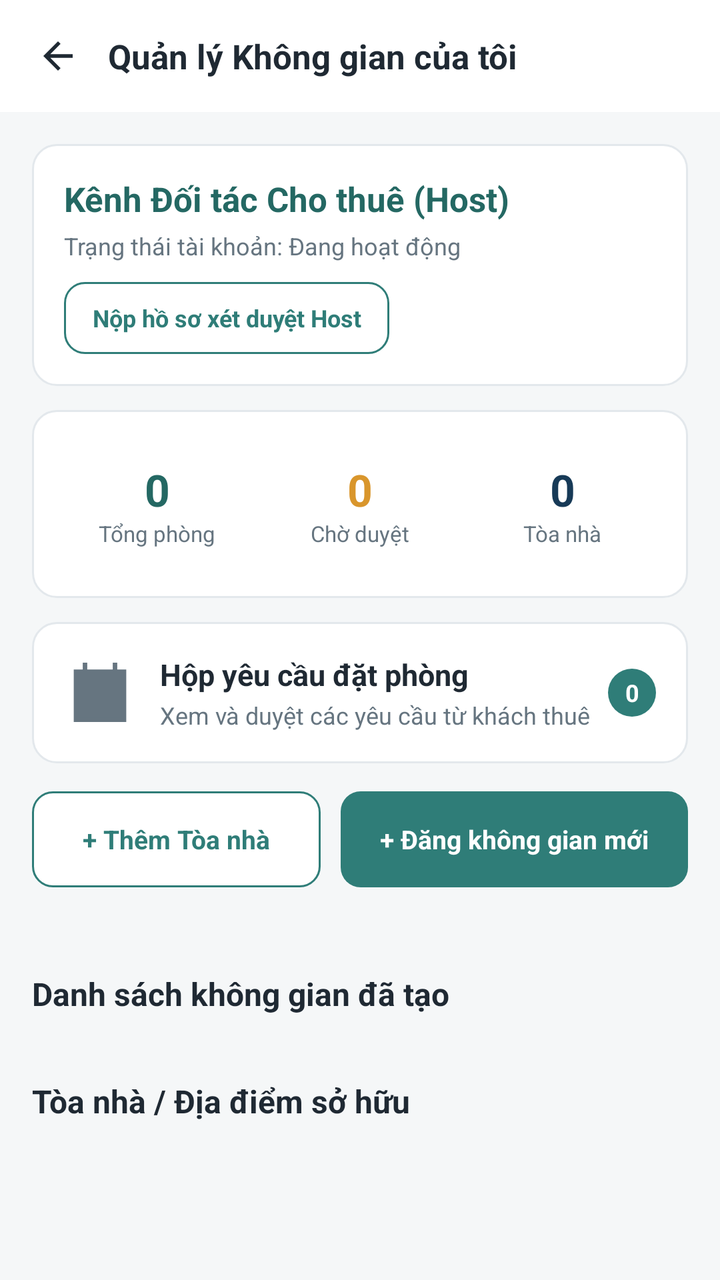
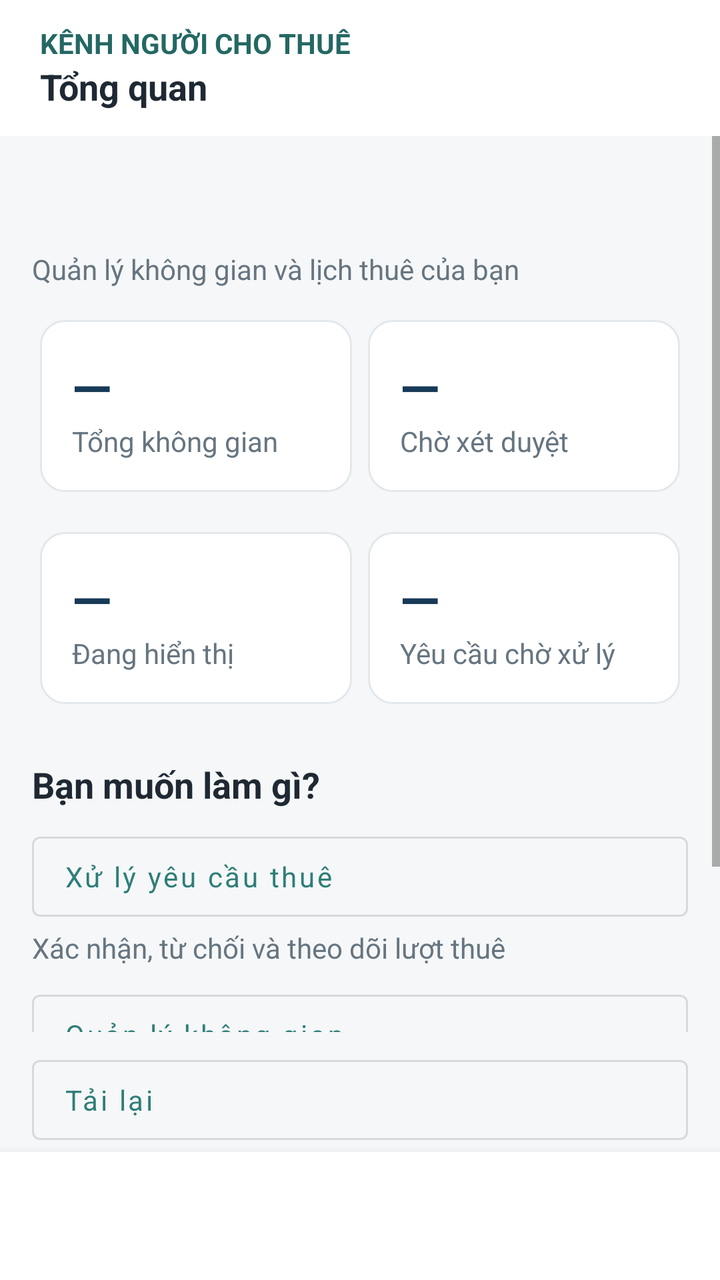

The first picture is an Android layout as it rendered before a commit; the second is the same layout after the commit. The layout source and the unified diff follow.
<!-- AndroidManifest.xml: application theme Theme.BroomSharing -->
<!-- res/layout/activity_host_dashboard.xml -->
<?xml version="1.0" encoding="utf-8"?>
<androidx.constraintlayout.widget.ConstraintLayout xmlns:android="http://schemas.android.com/apk/res/android" xmlns:app="http://schemas.android.com/apk/res-auto" android:layout_width="match_parent" android:layout_height="match_parent" android:background="@color/screen_bg">
  <LinearLayout android:id="@+id/topBar" android:layout_width="0dp" android:layout_height="56dp" android:background="@color/white" android:gravity="center_vertical" android:orientation="horizontal" android:paddingStart="12dp" android:paddingEnd="12dp" app:layout_constraintEnd_toEndOf="parent" app:layout_constraintStart_toStartOf="parent" app:layout_constraintTop_toTopOf="parent">
    <ImageView android:id="@+id/btnBack" android:layout_width="34dp" android:layout_height="34dp" android:padding="6dp" android:src="@drawable/ic_arrow_back" android:contentDescription="Quay lại" />
    <TextView android:layout_width="0dp" android:layout_height="wrap_content" android:layout_marginStart="8dp" android:layout_weight="1" android:text="Quản lý Không gian của tôi" android:textColor="@color/text_primary" android:textSize="17sp" android:textStyle="bold" />
  </LinearLayout>
  <ScrollView android:layout_width="0dp" android:layout_height="0dp" android:fillViewport="true" app:layout_constraintBottom_toBottomOf="parent" app:layout_constraintEnd_toEndOf="parent" app:layout_constraintStart_toStartOf="parent" app:layout_constraintTop_toBottomOf="@id/topBar">
    <LinearLayout android:layout_width="match_parent" android:layout_height="wrap_content" android:orientation="vertical" android:padding="16dp">
      <LinearLayout android:layout_width="match_parent" android:layout_height="wrap_content" android:background="@drawable/bg_card" android:orientation="vertical" android:padding="16dp">
        <TextView android:layout_width="wrap_content" android:layout_height="wrap_content" android:text="Kênh Đối tác Cho thuê (Host)" android:textColor="@color/teal_dark" android:textSize="17sp" android:textStyle="bold" />
        <TextView android:id="@+id/tvHostRoleStatus" android:layout_width="wrap_content" android:layout_height="wrap_content" android:layout_marginTop="4dp" android:text="Trạng thái tài khoản: Đang hoạt động" android:textColor="@color/text_secondary" android:textSize="12sp" />
        <TextView android:id="@+id/btnGoApply" android:layout_width="wrap_content" android:layout_height="36dp" android:layout_marginTop="10dp" android:background="@drawable/bg_button_outline" android:gravity="center" android:paddingStart="14dp" android:paddingEnd="14dp" android:text="Nộp hồ sơ xét duyệt Host" android:textColor="@color/teal" android:textSize="12sp" android:textStyle="bold" />
      </LinearLayout>
      <LinearLayout android:layout_width="match_parent" android:layout_height="wrap_content" android:layout_marginTop="12dp" android:background="@drawable/bg_card" android:orientation="horizontal" android:padding="12dp">
        <LinearLayout android:layout_width="0dp" android:layout_height="70dp" android:layout_weight="1" android:gravity="center" android:orientation="vertical">
          <TextView android:id="@+id/tvCountRooms" android:layout_width="wrap_content" android:layout_height="wrap_content" android:text="0" android:textColor="@color/teal_dark" android:textSize="22sp" android:textStyle="bold" />
          <TextView android:layout_width="wrap_content" android:layout_height="wrap_content" android:text="Tổng phòng" android:textColor="@color/text_secondary" android:textSize="11sp" />
        </LinearLayout>
        <LinearLayout android:layout_width="0dp" android:layout_height="70dp" android:layout_weight="1" android:gravity="center" android:orientation="vertical">
          <TextView android:id="@+id/tvCountPending" android:layout_width="wrap_content" android:layout_height="wrap_content" android:text="0" android:textColor="@color/warning" android:textSize="22sp" android:textStyle="bold" />
          <TextView android:layout_width="wrap_content" android:layout_height="wrap_content" android:text="Chờ duyệt" android:textColor="@color/text_secondary" android:textSize="11sp" />
        </LinearLayout>
        <LinearLayout android:layout_width="0dp" android:layout_height="70dp" android:layout_weight="1" android:gravity="center" android:orientation="vertical">
          <TextView android:id="@+id/tvCountBuildings" android:layout_width="wrap_content" android:layout_height="wrap_content" android:text="0" android:textColor="@color/navy" android:textSize="22sp" android:textStyle="bold" />
          <TextView android:layout_width="wrap_content" android:layout_height="wrap_content" android:text="Tòa nhà" android:textColor="@color/text_secondary" android:textSize="11sp" />
        </LinearLayout>
      </LinearLayout>

      
      <LinearLayout android:id="@+id/cardBookingRequests" android:layout_width="match_parent" android:layout_height="wrap_content" android:layout_marginTop="12dp" android:background="@drawable/bg_card" android:orientation="horizontal" android:gravity="center_vertical" android:padding="16dp">
        <ImageView android:layout_width="36dp" android:layout_height="36dp" android:src="@drawable/ic_booking" />
        <LinearLayout android:layout_width="0dp" android:layout_height="wrap_content" android:layout_marginStart="12dp" android:layout_weight="1" android:orientation="vertical">
          <TextView android:layout_width="wrap_content" android:layout_height="wrap_content" android:text="Hộp yêu cầu đặt phòng" android:textColor="@color/text_primary" android:textSize="15sp" android:textStyle="bold" />
          <TextView android:id="@+id/tvBookingRequestsSubtitle" android:layout_width="wrap_content" android:layout_height="wrap_content" android:layout_marginTop="2dp" android:text="Xem và duyệt các yêu cầu từ khách thuê" android:textColor="@color/text_secondary" android:textSize="12sp" />
        </LinearLayout>
        <TextView android:id="@+id/tvBadgeBookingCount" android:layout_width="wrap_content" android:layout_height="24dp" android:minWidth="24dp" android:gravity="center" android:background="@drawable/bg_chip_selected" android:textColor="@color/white" android:textSize="12sp" android:textStyle="bold" android:text="0" android:paddingStart="8dp" android:paddingEnd="8dp" />
      </LinearLayout>

      <LinearLayout android:layout_width="match_parent" android:layout_height="wrap_content" android:layout_marginTop="14dp" android:orientation="horizontal">
        <TextView android:id="@+id/btnAddBuilding" android:layout_width="0dp" android:layout_height="48dp" android:layout_weight="1" android:background="@drawable/bg_button_outline" android:clickable="true" android:focusable="true" android:gravity="center" android:text="+ Thêm Tòa nhà" android:textColor="@color/teal" android:textSize="13sp" android:textStyle="bold" />
        <TextView android:id="@+id/btnAddRoom" android:layout_width="0dp" android:layout_height="48dp" android:layout_marginStart="10dp" android:layout_weight="1.2" android:background="@drawable/bg_button_primary" android:clickable="true" android:focusable="true" android:gravity="center" android:text="+ Đăng không gian mới" android:textColor="@color/white" android:textSize="13sp" android:textStyle="bold" />
      </LinearLayout>
      <TextView android:id="@+id/tvExtraStats" android:layout_width="match_parent" android:layout_height="wrap_content" android:layout_marginTop="6dp" android:textColor="@color/text_secondary" android:textSize="11sp" android:visibility="gone" />
      <TextView android:id="@+id/tvFeedback" android:layout_width="match_parent" android:layout_height="wrap_content" android:layout_marginTop="4dp" android:textColor="@color/danger" android:textSize="12sp" android:accessibilityLiveRegion="polite" />
      <Button android:id="@+id/btnRefresh" android:layout_width="wrap_content" android:layout_height="wrap_content" android:visibility="gone" />
      <TextView android:layout_width="wrap_content" android:layout_height="wrap_content" android:layout_marginTop="22dp" android:text="Danh sách không gian đã tạo" android:textColor="@color/text_primary" android:textSize="16sp" android:textStyle="bold" />
      <androidx.recyclerview.widget.RecyclerView android:id="@+id/rvRooms" android:layout_width="match_parent" android:layout_height="wrap_content" android:layout_marginTop="10dp" android:nestedScrollingEnabled="false" />
      <TextView android:id="@+id/tvEmptyRooms" android:layout_width="match_parent" android:layout_height="wrap_content" android:layout_marginTop="16dp" android:gravity="center" android:text="Chưa có không gian nào. Hãy bấm '+ Đăng không gian mới'!" android:textColor="@color/text_secondary" android:textSize="13sp" android:visibility="gone" />
      <TextView android:layout_width="wrap_content" android:layout_height="wrap_content" android:layout_marginTop="22dp" android:text="Tòa nhà / Địa điểm sở hữu" android:textColor="@color/text_primary" android:textSize="16sp" android:textStyle="bold" />
      <androidx.recyclerview.widget.RecyclerView android:id="@+id/rvBuildings" android:layout_width="match_parent" android:layout_height="wrap_content" android:layout_marginTop="10dp" android:nestedScrollingEnabled="false" />
      <TextView android:id="@+id/tvEmptyBuildings" android:layout_width="match_parent" android:layout_height="wrap_content" android:layout_marginTop="16dp" android:gravity="center" android:text="Chưa có tòa nhà nào. Hãy bấm 'Thêm Tòa nhà'!" android:textColor="@color/text_secondary" android:textSize="13sp" android:visibility="gone" />
    </LinearLayout>
  </ScrollView>
</androidx.constraintlayout.widget.ConstraintLayout>
<!-- resources referenced by this layout -->
<resources>
  <color name="danger">#C94B4B</color>
  <color name="navy">#173A57</color>
  <color name="screen_bg">#F5F7F8</color>
  <color name="teal">#2F7D78</color>
  <color name="teal_dark">#246863</color>
  <color name="text_primary">#1F2933</color>
  <color name="text_secondary">#667580</color>
  <color name="warning">#D9962C</color>
  <color name="white">#FFFFFF</color>
  <!-- drawable bg_button_outline (drawable) -->
  <shape xmlns:android="http://schemas.android.com/apk/res/android" android:shape="rectangle">
      <solid android:color="@color/white" />
      <corners android:radius="10dp" />
      <stroke android:width="1dp" android:color="@color/teal" />
  </shape>
  <!-- drawable bg_button_primary (drawable) -->
  <shape xmlns:android="http://schemas.android.com/apk/res/android" android:shape="rectangle">
      <solid android:color="@color/teal" />
      <corners android:radius="10dp" />
  </shape>
  <!-- drawable bg_card (drawable) -->
  <shape xmlns:android="http://schemas.android.com/apk/res/android" android:shape="rectangle">
      <solid android:color="@color/white" />
      <corners android:radius="12dp" />
      <stroke android:width="1dp" android:color="@color/border" />
  </shape>
  <!-- drawable bg_chip_selected (drawable) -->
  <shape xmlns:android="http://schemas.android.com/apk/res/android" android:shape="rectangle">
      <solid android:color="@color/teal" />
      <corners android:radius="50dp" />
  </shape>
  <!-- drawable ic_arrow_back (drawable) -->
  <vector xmlns:android="http://schemas.android.com/apk/res/android" android:width="24dp" android:height="24dp" android:viewportWidth="24" android:viewportHeight="24">
      <path android:fillColor="#1F2933" android:pathData="M20,11H7.8l5.6,-5.6L12,4l-8,8 8,8 1.4,-1.4L7.8,13H20z"/>
  </vector>
  <!-- drawable ic_booking (drawable) -->
  <vector xmlns:android="http://schemas.android.com/apk/res/android" android:width="24dp" android:height="24dp" android:viewportWidth="24" android:viewportHeight="24">
      <path android:fillColor="#667580" android:pathData="M4,5h16v16H4zM7,2v6M17,2v6M4,10h16" android:strokeColor="#667580" android:strokeWidth="1.5"/>
  </vector>
  <color name="border">#E3E8EC</color>
  <!-- unchanged entries left out for length: 1 -->
</resources>

<!-- the commit's change to res/layout/activity_host_dashboard.xml (unified diff, before → after) -->
@@ -1,54 +1,59 @@
 <?xml version="1.0" encoding="utf-8"?>
-<androidx.constraintlayout.widget.ConstraintLayout xmlns:android="http://schemas.android.com/apk/res/android" xmlns:app="http://schemas.android.com/apk/res-auto" android:layout_width="match_parent" android:layout_height="match_parent" android:background="@color/screen_bg">
-  <LinearLayout android:id="@+id/topBar" android:layout_width="0dp" android:layout_height="56dp" android:background="@color/white" android:gravity="center_vertical" android:orientation="horizontal" android:paddingStart="12dp" android:paddingEnd="12dp" app:layout_constraintEnd_toEndOf="parent" app:layout_constraintStart_toStartOf="parent" app:layout_constraintTop_toTopOf="parent">
-    <ImageView android:id="@+id/btnBack" android:layout_width="34dp" android:layout_height="34dp" android:padding="6dp" android:src="@drawable/ic_arrow_back" android:contentDescription="Quay lại" />
-    <TextView android:layout_width="0dp" android:layout_height="wrap_content" android:layout_marginStart="8dp" android:layout_weight="1" android:text="Quản lý Không gian của tôi" android:textColor="@color/text_primary" android:textSize="17sp" android:textStyle="bold" />
-  </LinearLayout>
-  <ScrollView android:layout_width="0dp" android:layout_height="0dp" android:fillViewport="true" app:layout_constraintBottom_toBottomOf="parent" app:layout_constraintEnd_toEndOf="parent" app:layout_constraintStart_toStartOf="parent" app:layout_constraintTop_toBottomOf="@id/topBar">
-    <LinearLayout android:layout_width="match_parent" android:layout_height="wrap_content" android:orientation="vertical" android:padding="16dp">
-      <LinearLayout android:layout_width="match_parent" android:layout_height="wrap_content" android:background="@drawable/bg_card" android:orientation="vertical" android:padding="16dp">
-        <TextView android:layout_width="wrap_content" android:layout_height="wrap_content" android:text="Kênh Đối tác Cho thuê (Host)" android:textColor="@color/teal_dark" android:textSize="17sp" android:textStyle="bold" />
-        <TextView android:id="@+id/tvHostRoleStatus" android:layout_width="wrap_content" android:layout_height="wrap_content" android:layout_marginTop="4dp" android:text="Trạng thái tài khoản: Đang hoạt động" android:textColor="@color/text_secondary" android:textSize="12sp" />
-        <TextView android:id="@+id/btnGoApply" android:layout_width="wrap_content" android:layout_height="36dp" android:layout_marginTop="10dp" android:background="@drawable/bg_button_outline" android:gravity="center" android:paddingStart="14dp" android:paddingEnd="14dp" android:text="Nộp hồ sơ xét duyệt Host" android:textColor="@color/teal" android:textSize="12sp" android:textStyle="bold" />
-      </LinearLayout>
-      <LinearLayout android:layout_width="match_parent" android:layout_height="wrap_content" android:layout_marginTop="12dp" android:background="@drawable/bg_card" android:orientation="horizontal" android:padding="12dp">
-        <LinearLayout android:layout_width="0dp" android:layout_height="70dp" android:layout_weight="1" android:gravity="center" android:orientation="vertical">
-          <TextView android:id="@+id/tvCountRooms" android:layout_width="wrap_content" android:layout_height="wrap_content" android:text="0" android:textColor="@color/teal_dark" android:textSize="22sp" android:textStyle="bold" />
-          <TextView android:layout_width="wrap_content" android:layout_height="wrap_content" android:text="Tổng phòng" android:textColor="@color/text_secondary" android:textSize="11sp" />
+<LinearLayout xmlns:android="http://schemas.android.com/apk/res/android" xmlns:app="http://schemas.android.com/apk/res-auto" android:id="@+id/workspaceRoot" android:layout_width="match_parent" android:layout_height="match_parent" android:orientation="vertical" android:background="@color/screen_bg">
+    <LinearLayout android:layout_width="match_parent" android:layout_height="wrap_content" android:minHeight="68dp" android:orientation="vertical" android:paddingStart="20dp" android:paddingEnd="20dp" android:paddingTop="12dp" android:paddingBottom="12dp" android:background="@color/white">
+        <TextView style="@style/WorkspaceBody" android:text="@string/workspace_host" android:textStyle="bold" android:textColor="@color/teal_dark"/>
+        <TextView android:id="@+id/workspaceTitle" style="@style/WorkspaceSection" android:text="@string/workspace_overview"/>
+    </LinearLayout>
+    <ScrollView android:id="@+id/dashboardScroll" android:layout_width="match_parent" android:layout_height="0dp" android:layout_weight="1" android:fillViewport="true">
+        <LinearLayout android:layout_width="match_parent" android:layout_height="wrap_content" android:orientation="vertical" android:padding="16dp">
+            <LinearLayout android:id="@+id/overviewPanel" android:layout_width="match_parent" android:layout_height="wrap_content" android:orientation="vertical">
+                <TextView android:id="@+id/tvHostRoleStatus" style="@style/WorkspaceTitle" android:text=""/>
+                <TextView style="@style/WorkspaceBody" android:text="@string/workspace_host_hint" android:layout_marginTop="6dp"/>
+                <LinearLayout android:layout_width="match_parent" android:layout_height="wrap_content" android:orientation="horizontal" android:layout_marginTop="12dp">
+                    <LinearLayout android:layout_width="0dp" android:layout_height="wrap_content" android:layout_weight="1" android:layout_margin="4dp" android:padding="16dp" android:orientation="vertical" android:background="@drawable/bg_card">
+                        <TextView android:id="@+id/tvCountRooms" style="@style/WorkspaceTitle" android:text="@string/workspace_stat_unknown"/>
+                        <TextView style="@style/WorkspaceBody" android:text="@string/workspace_total_rooms"/>
+                    </LinearLayout>
+                    <LinearLayout android:layout_width="0dp" android:layout_height="wrap_content" android:layout_weight="1" android:layout_margin="4dp" android:padding="16dp" android:orientation="vertical" android:background="@drawable/bg_card">
+                        <TextView android:id="@+id/tvCountPending" style="@style/WorkspaceTitle" android:text="@string/workspace_stat_unknown"/>
+                        <TextView style="@style/WorkspaceBody" android:text="@string/workspace_pending_rooms"/>
+                    </LinearLayout>
+                </LinearLayout>
+                <LinearLayout android:layout_width="match_parent" android:layout_height="wrap_content" android:orientation="horizontal" android:layout_marginTop="12dp">
+                    <LinearLayout android:layout_width="0dp" android:layout_height="wrap_content" android:layout_weight="1" android:layout_margin="4dp" android:padding="16dp" android:orientation="vertical" android:background="@drawable/bg_card">
+                        <TextView android:id="@+id/tvCountActive" style="@style/WorkspaceTitle" android:text="@string/workspace_stat_unknown"/>
+                        <TextView style="@style/WorkspaceBody" android:text="@string/workspace_active_rooms"/>
+                    </LinearLayout>
+                    <LinearLayout android:layout_width="0dp" android:layout_height="wrap_content" android:layout_weight="1" android:layout_margin="4dp" android:padding="16dp" android:orientation="vertical" android:background="@drawable/bg_card">
+                        <TextView android:id="@+id/tvBadgeBookingCount" style="@style/WorkspaceTitle" android:text="@string/workspace_stat_unknown"/>
+                        <TextView style="@style/WorkspaceBody" android:text="@string/workspace_pending_bookings"/>
+                    </LinearLayout>
+                </LinearLayout>
+                <TextView style="@style/WorkspaceSection" android:text="@string/workspace_quick_actions" android:layout_marginTop="24dp"/>
+                <com.google.android.material.button.MaterialButton android:id="@+id/cardBookingRequests" style="@style/WorkspaceAction" android:text="@string/workspace_open_bookings"/>
+                <TextView style="@style/WorkspaceBody" android:text="@string/workspace_open_bookings_hint"/>
+                <com.google.android.material.button.MaterialButton android:id="@+id/btnManageSpaces" style="@style/WorkspaceAction" android:text="@string/workspace_open_spaces"/>
+                <TextView style="@style/WorkspaceBody" android:text="@string/workspace_open_spaces_hint"/>
+                <TextView style="@style/WorkspaceBody" android:text="@string/workspace_host_summary" android:layout_marginTop="20dp"/>
+            </LinearLayout>
+            <LinearLayout android:id="@+id/spacesPanel" android:layout_width="match_parent" android:layout_height="wrap_content" android:orientation="vertical" android:visibility="gone">
+                <TextView style="@style/WorkspaceBody" android:text="@string/workspace_spaces_hint"/>
+                <com.google.android.material.tabs.TabLayout android:id="@+id/spaceTabs" android:layout_width="match_parent" android:layout_height="wrap_content" android:layout_marginTop="12dp" app:tabMode="fixed" app:tabTextColor="@color/text_secondary" app:tabSelectedTextColor="@color/teal_dark"/>
+                <com.google.android.material.button.MaterialButton android:id="@+id/btnAddRoom" style="@style/WorkspaceAction" android:text="@string/workspace_add_room"/>
+                <com.google.android.material.button.MaterialButton android:id="@+id/btnAddBuilding" style="@style/WorkspaceAction" android:text="@string/workspace_add_building" android:visibility="gone"/>
+                <TextView android:id="@+id/tvCountBuildings" style="@style/WorkspaceBody" android:text="" android:layout_marginTop="8dp"/>
+                <androidx.recyclerview.widget.RecyclerView android:id="@+id/rvRooms" android:layout_width="match_parent" android:layout_height="wrap_content" android:nestedScrollingEnabled="false" android:layout_marginTop="12dp"/>
+                <TextView android:id="@+id/tvEmptyRooms" style="@style/WorkspaceBody" android:text="@string/workspace_empty_rooms" android:layout_marginTop="24dp" android:visibility="gone"/>
+                <androidx.recyclerview.widget.RecyclerView android:id="@+id/rvBuildings" android:layout_width="match_parent" android:layout_height="wrap_content" android:nestedScrollingEnabled="false" android:layout_marginTop="12dp" android:visibility="gone"/>
+                <TextView android:id="@+id/tvEmptyBuildings" style="@style/WorkspaceBody" android:text="@string/workspace_empty_buildings" android:layout_marginTop="24dp" android:visibility="gone"/>
+            </LinearLayout>
         </LinearLayout>
-        <LinearLayout android:layout_width="0dp" android:layout_height="70dp" android:layout_weight="1" android:gravity="center" android:orientation="vertical">
-          <TextView android:id="@+id/tvCountPending" android:layout_width="wrap_content" android:layout_height="wrap_content" android:text="0" android:textColor="@color/warning" android:textSize="22sp" android:textStyle="bold" />
-          <TextView android:layout_width="wrap_content" android:layout_height="wrap_content" android:text="Chờ duyệt" android:textColor="@color/text_secondary" android:textSize="11sp" />
-        </LinearLayout>
-        <LinearLayout android:layout_width="0dp" android:layout_height="70dp" android:layout_weight="1" android:gravity="center" android:orientation="vertical">
-          <TextView android:id="@+id/tvCountBuildings" android:layout_width="wrap_content" android:layout_height="wrap_content" android:text="0" android:textColor="@color/navy" android:textSize="22sp" android:textStyle="bold" />
-          <TextView android:layout_width="wrap_content" android:layout_height="wrap_content" android:text="Tòa nhà" android:textColor="@color/text_secondary" android:textSize="11sp" />
-        </LinearLayout>
-      </LinearLayout>
-
-      
-      <LinearLayout android:id="@+id/cardBookingRequests" android:layout_width="match_parent" android:layout_height="wrap_content" android:layout_marginTop="12dp" android:background="@drawable/bg_card" android:orientation="horizontal" android:gravity="center_vertical" android:padding="16dp">
-        <ImageView android:layout_width="36dp" android:layout_height="36dp" android:src="@drawable/ic_booking" />
-        <LinearLayout android:layout_width="0dp" android:layout_height="wrap_content" android:layout_marginStart="12dp" android:layout_weight="1" android:orientation="vertical">
-          <TextView android:layout_width="wrap_content" android:layout_height="wrap_content" android:text="Hộp yêu cầu đặt phòng" android:textColor="@color/text_primary" android:textSize="15sp" android:textStyle="bold" />
-          <TextView android:id="@+id/tvBookingRequestsSubtitle" android:layout_width="wrap_content" android:layout_height="wrap_content" android:layout_marginTop="2dp" android:text="Xem và duyệt các yêu cầu từ khách thuê" android:textColor="@color/text_secondary" android:textSize="12sp" />
-        </LinearLayout>
-        <TextView android:id="@+id/tvBadgeBookingCount" android:layout_width="wrap_content" android:layout_height="24dp" android:minWidth="24dp" android:gravity="center" android:background="@drawable/bg_chip_selected" android:textColor="@color/white" android:textSize="12sp" android:textStyle="bold" android:text="0" android:paddingStart="8dp" android:paddingEnd="8dp" />
-      </LinearLayout>
-
-      <LinearLayout android:layout_width="match_parent" android:layout_height="wrap_content" android:layout_marginTop="14dp" android:orientation="horizontal">
-        <TextView android:id="@+id/btnAddBuilding" android:layout_width="0dp" android:layout_height="48dp" android:layout_weight="1" android:background="@drawable/bg_button_outline" android:clickable="true" android:focusable="true" android:gravity="center" android:text="+ Thêm Tòa nhà" android:textColor="@color/teal" android:textSize="13sp" android:textStyle="bold" />
-        <TextView android:id="@+id/btnAddRoom" android:layout_width="0dp" android:layout_height="48dp" android:layout_marginStart="10dp" android:layout_weight="1.2" android:background="@drawable/bg_button_primary" android:clickable="true" android:focusable="true" android:gravity="center" android:text="+ Đăng không gian mới" android:textColor="@color/white" android:textSize="13sp" android:textStyle="bold" />
-      </LinearLayout>
-      <TextView android:id="@+id/tvExtraStats" android:layout_width="match_parent" android:layout_height="wrap_content" android:layout_marginTop="6dp" android:textColor="@color/text_secondary" android:textSize="11sp" android:visibility="gone" />
-      <TextView android:id="@+id/tvFeedback" android:layout_width="match_parent" android:layout_height="wrap_content" android:layout_marginTop="4dp" android:textColor="@color/danger" android:textSize="12sp" android:accessibilityLiveRegion="polite" />
-      <Button android:id="@+id/btnRefresh" android:layout_width="wrap_content" android:layout_height="wrap_content" android:visibility="gone" />
-      <TextView android:layout_width="wrap_content" android:layout_height="wrap_content" android:layout_marginTop="22dp" android:text="Danh sách không gian đã tạo" android:textColor="@color/text_primary" android:textSize="16sp" android:textStyle="bold" />
-      <androidx.recyclerview.widget.RecyclerView android:id="@+id/rvRooms" android:layout_width="match_parent" android:layout_height="wrap_content" android:layout_marginTop="10dp" android:nestedScrollingEnabled="false" />
-      <TextView android:id="@+id/tvEmptyRooms" android:layout_width="match_parent" android:layout_height="wrap_content" android:layout_marginTop="16dp" android:gravity="center" android:text="Chưa có không gian nào. Hãy bấm '+ Đăng không gian mới'!" android:textColor="@color/text_secondary" android:textSize="13sp" android:visibility="gone" />
-      <TextView android:layout_width="wrap_content" android:layout_height="wrap_content" android:layout_marginTop="22dp" android:text="Tòa nhà / Địa điểm sở hữu" android:textColor="@color/text_primary" android:textSize="16sp" android:textStyle="bold" />
-      <androidx.recyclerview.widget.RecyclerView android:id="@+id/rvBuildings" android:layout_width="match_parent" android:layout_height="wrap_content" android:layout_marginTop="10dp" android:nestedScrollingEnabled="false" />
-      <TextView android:id="@+id/tvEmptyBuildings" android:layout_width="match_parent" android:layout_height="wrap_content" android:layout_marginTop="16dp" android:gravity="center" android:text="Chưa có tòa nhà nào. Hãy bấm 'Thêm Tòa nhà'!" android:textColor="@color/text_secondary" android:textSize="13sp" android:visibility="gone" />
-    </LinearLayout>
-  </ScrollView>
-</androidx.constraintlayout.widget.ConstraintLayout>
+    </ScrollView>
+    <TextView android:id="@+id/tvFeedback" style="@style/WorkspaceBody" android:text="" android:paddingStart="20dp" android:paddingEnd="20dp" android:accessibilityLiveRegion="polite" android:visibility="gone"/>
+    <ProgressBar android:id="@+id/progressBar" android:layout_width="24dp" android:layout_height="24dp" android:layout_gravity="center" android:visibility="gone"/>
+    <com.google.android.material.button.MaterialButton android:id="@+id/btnRefresh" style="@style/WorkspaceAction" android:text="@string/workspace_refresh" android:layout_marginStart="16dp" android:layout_marginEnd="16dp"/>
+    <include layout="@layout/view_management_navigation"/>
+</LinearLayout>
+<!-- res/layout/view_management_navigation.xml (included above) -->
+<?xml version="1.0" encoding="utf-8"?>
+<com.google.android.material.bottomnavigation.BottomNavigationView xmlns:android="http://schemas.android.com/apk/res/android" xmlns:app="http://schemas.android.com/apk/res-auto" android:id="@+id/managementNavigation" android:layout_width="match_parent" android:layout_height="wrap_content" android:minHeight="64dp" android:background="@color/white" app:labelVisibilityMode="labeled" app:itemHorizontalTranslationEnabled="false" app:itemIconSize="22dp" app:itemIconTint="@color/guest_nav_tint" app:itemTextColor="@color/guest_nav_tint"/>
<!-- resource entries referenced after the edit -->
@@ -1,44 +1,42 @@
 <!-- resources referenced by this layout -->
 <resources>
-  <color name="danger">#C94B4B</color>
   <color name="navy">#173A57</color>
   <color name="screen_bg">#F5F7F8</color>
   <color name="teal">#2F7D78</color>
   <color name="teal_dark">#246863</color>
   <color name="text_primary">#1F2933</color>
   <color name="text_secondary">#667580</color>
-  <color name="warning">#D9962C</color>
   <color name="white">#FFFFFF</color>
-  <!-- drawable bg_button_outline (drawable) -->
-  <shape xmlns:android="http://schemas.android.com/apk/res/android" android:shape="rectangle">
-      <solid android:color="@color/white" />
-      <corners android:radius="10dp" />
-      <stroke android:width="1dp" android:color="@color/teal" />
-  </shape>
-  <!-- drawable bg_button_primary (drawable) -->
-  <shape xmlns:android="http://schemas.android.com/apk/res/android" android:shape="rectangle">
-      <solid android:color="@color/teal" />
-      <corners android:radius="10dp" />
-  </shape>
   <!-- drawable bg_card (drawable) -->
   <shape xmlns:android="http://schemas.android.com/apk/res/android" android:shape="rectangle">
       <solid android:color="@color/white" />
       <corners android:radius="12dp" />
       <stroke android:width="1dp" android:color="@color/border" />
   </shape>
-  <!-- drawable bg_chip_selected (drawable) -->
-  <shape xmlns:android="http://schemas.android.com/apk/res/android" android:shape="rectangle">
-      <solid android:color="@color/teal" />
-      <corners android:radius="50dp" />
-  </shape>
-  <!-- drawable ic_arrow_back (drawable) -->
-  <vector xmlns:android="http://schemas.android.com/apk/res/android" android:width="24dp" android:height="24dp" android:viewportWidth="24" android:viewportHeight="24">
-      <path android:fillColor="#1F2933" android:pathData="M20,11H7.8l5.6,-5.6L12,4l-8,8 8,8 1.4,-1.4L7.8,13H20z"/>
-  </vector>
-  <!-- drawable ic_booking (drawable) -->
-  <vector xmlns:android="http://schemas.android.com/apk/res/android" android:width="24dp" android:height="24dp" android:viewportWidth="24" android:viewportHeight="24">
-      <path android:fillColor="#667580" android:pathData="M4,5h16v16H4zM7,2v6M17,2v6M4,10h16" android:strokeColor="#667580" android:strokeWidth="1.5"/>
-  </vector>
+  <string name="workspace_active_rooms">Đang hiển thị</string>
+  <string name="workspace_add_building">Thêm tòa nhà</string>
+  <string name="workspace_add_room">Thêm không gian</string>
+  <string name="workspace_empty_buildings">Bạn chưa có tòa nhà. Thêm địa điểm đầu tiên để bắt đầu đăng phòng.</string>
+  <string name="workspace_empty_rooms">Bạn chưa có không gian nào. Thêm tòa nhà trước, sau đó tạo phòng để gửi duyệt.</string>
+  <string name="workspace_host">KÊNH NGƯỜI CHO THUÊ</string>
+  <string name="workspace_host_hint">Quản lý không gian và lịch thuê của bạn</string>
+  <string name="workspace_host_summary">Chỉ hiển thị dữ liệu thuộc tài khoản của bạn.</string>
+  <string name="workspace_open_bookings">Xử lý yêu cầu thuê</string>
+  <string name="workspace_open_bookings_hint">Xác nhận, từ chối và theo dõi lượt thuê</string>
+  <string name="workspace_open_spaces">Quản lý không gian</string>
+  <string name="workspace_open_spaces_hint">Phòng, tòa nhà, giá và lịch trống</string>
+  <string name="workspace_overview">Tổng quan</string>
+  <string name="workspace_pending_bookings">Yêu cầu chờ xử lý</string>
+  <string name="workspace_pending_rooms">Chờ xét duyệt</string>
+  <string name="workspace_quick_actions">Bạn muốn làm gì?</string>
+  <string name="workspace_refresh">Tải lại</string>
+  <string name="workspace_spaces_hint">Chọn một mục để sửa thông tin hoặc xem lịch đặt.</string>
+  <string name="workspace_stat_unknown">—</string>
+  <string name="workspace_total_rooms">Tổng không gian</string>
+  <style name="WorkspaceAction" parent="Widget.MaterialComponents.Button.OutlinedButton"><item name="android:layout_width">match_parent</item><item name="android:layout_height">wrap_content</item><item name="android:minHeight">52dp</item><item name="android:textAllCaps">false</item><item name="android:gravity">start|center_vertical</item><item name="android:paddingStart">16dp</item><item name="android:paddingEnd">16dp</item><item name="android:layout_marginTop">8dp</item></style>
+  <style name="WorkspaceBody"><item name="android:layout_width">match_parent</item><item name="android:layout_height">wrap_content</item><item name="android:textSize">14sp</item><item name="android:textColor">@color/text_secondary</item><item name="android:lineSpacingExtra">3dp</item></style>
+  <style name="WorkspaceSection" parent="WorkspaceBody"><item name="android:textSize">18sp</item><item name="android:textStyle">bold</item><item name="android:textColor">@color/text_primary</item></style>
+  <style name="WorkspaceTitle"><item name="android:layout_width">match_parent</item><item name="android:layout_height">wrap_content</item><item name="android:textSize">26sp</item><item name="android:textStyle">bold</item><item name="android:textColor">@color/navy</item></style>
   <color name="border">#E3E8EC</color>
   <!-- unchanged entries left out for length: 1 -->
 </resources>
